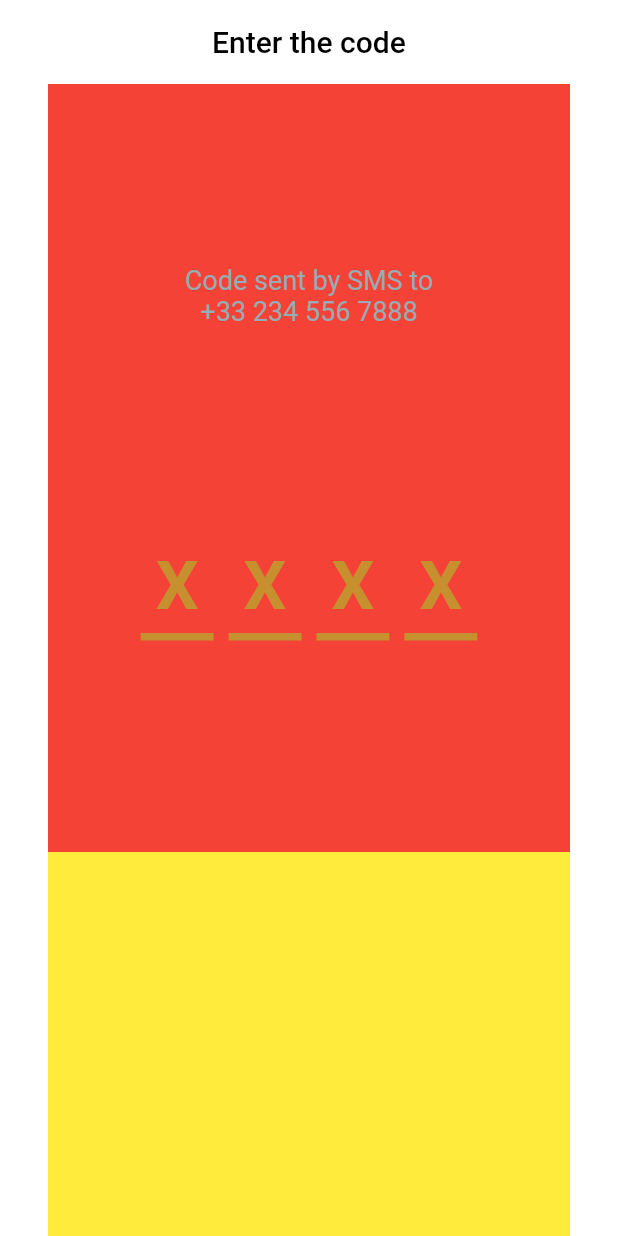
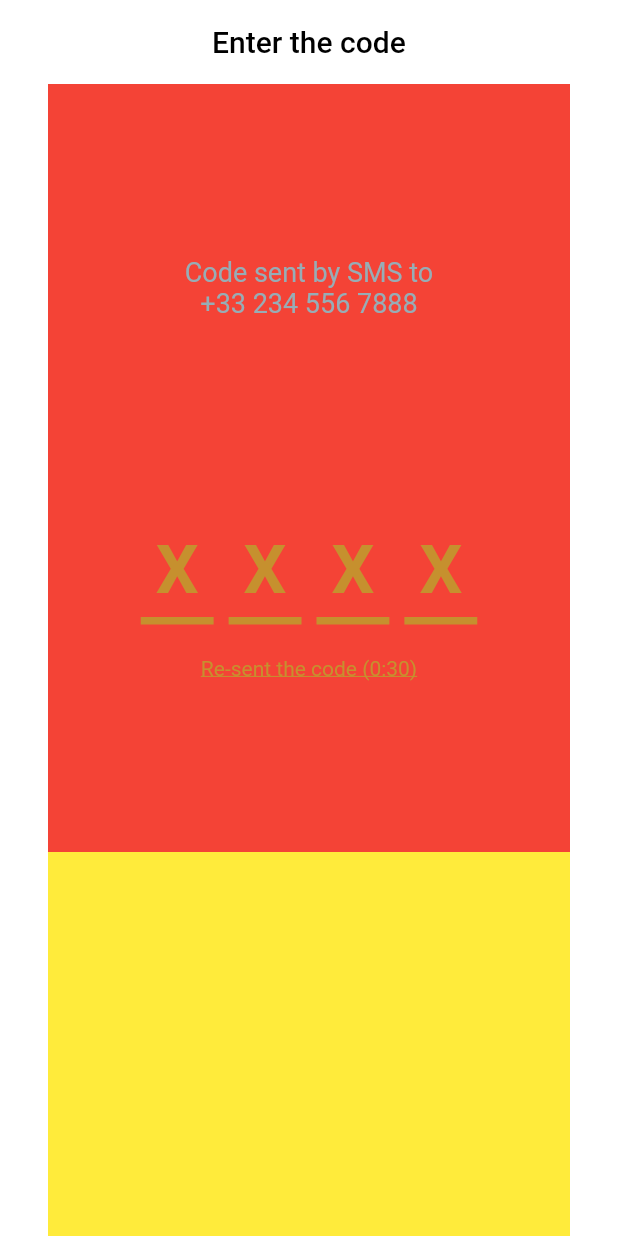
Before and after one commit to maelfosso/andi-taxi-mobile-app, a Flutter app: the SignCode screen opened directly, on a phone screen of 412 x 824 dp. Run offline on Flutter 3.47's test engine with Material 2 defaults, Android fonts, the phone set to English and light mode, and no system bars.

Commit message:
added resent code ui

```diff
--- a/lib/ui/sign_code.dart
+++ b/lib/ui/sign_code.dart
@@ -1,4 +1,5 @@
 import 'package:flutter/cupertino.dart';
+import 'package:flutter/gestures.dart';
 import 'package:flutter/material.dart';
 
 class SignCode extends StatefulWidget {
@@ -8,7 +9,7 @@ class SignCode extends StatefulWidget {
 
 class _SignCode extends State<SignCode> {
 
-  var _inputs = List.filled(4, "X");
+  var _digits = List.filled(4, "X");
 
   Widget _buildCodeUI() {
     var textSentTo = Column(
@@ -32,12 +33,12 @@ class _SignCode extends State<SignCode> {
       ],
     );
 
-    var inputs = Container(
+    var digits = Container(
       padding: EdgeInsets.all(16.0),
       child: Row(
         mainAxisAlignment: MainAxisAlignment.center,
         crossAxisAlignment: CrossAxisAlignment.center,
-        children: List<Widget>.generate(_inputs.length, (index) => Container(
+        children: List<Widget>.generate(_digits.length, (index) => Container(
           decoration: BoxDecoration(
             border: Border(
               bottom: BorderSide(
@@ -49,13 +50,29 @@ class _SignCode extends State<SignCode> {
           padding: EdgeInsets.symmetric(vertical: 5.0, horizontal: 10.0),
           margin: EdgeInsets.all(5.0),
           child: Text(
-            _inputs[index],
+            _digits[index],
             style: Theme.of(context).textTheme.headline3.copyWith(
               fontWeight: FontWeight.bold,
               color: Theme.of(context).primaryColor
             )
           ),
         ))
+      ),
+    );
+
+    var resentCode = Container(
+      child: RichText(
+        text: TextSpan(
+        text: "Re-sent the code (0:30)",
+          style: TextStyle(
+            color: Theme.of(context).primaryColor,
+            decoration: TextDecoration.underline
+          ),
+          recognizer: TapGestureRecognizer()
+            ..onTap = () {
+              print("Resent the code SMS");
+            }
+        )
       ),
     );
 
@@ -68,7 +85,13 @@ class _SignCode extends State<SignCode> {
           crossAxisAlignment: CrossAxisAlignment.center,
           children: [
             textSentTo,
-            inputs
+            Column(
+              mainAxisAlignment: MainAxisAlignment.spaceEvenly,
+              children: [
+                digits,
+                resentCode
+              ],
+            )
           ],
         ),
       )
```
